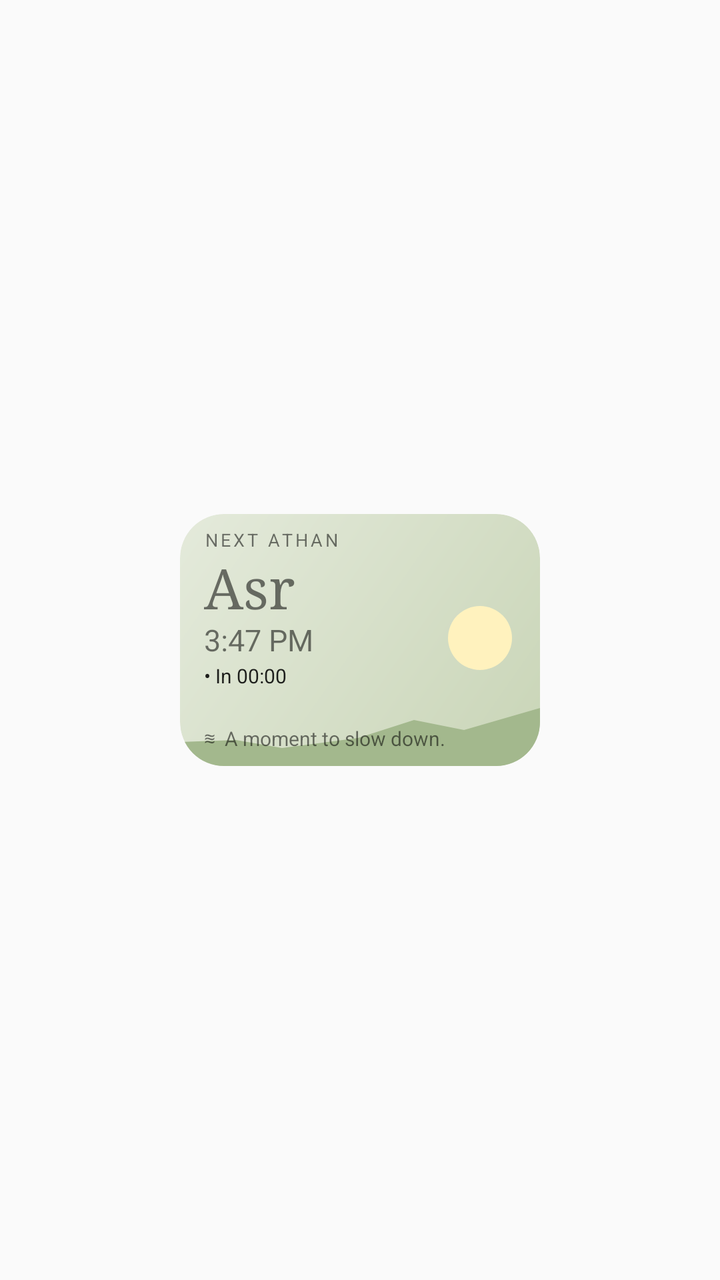
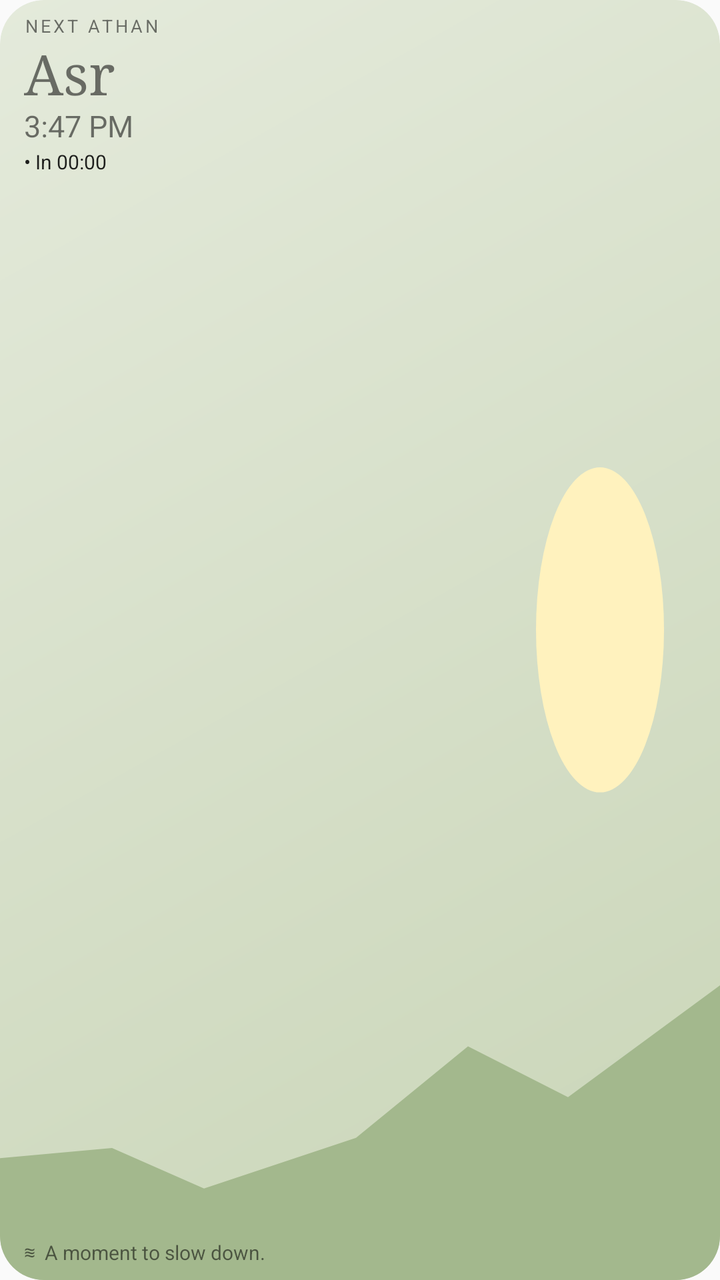

Before-and-after screenshots of an Android layout around one commit, followed by the original layout XML and the change that was made.
<!-- AndroidManifest.xml: application theme AppTheme -->
<!-- res/layout/prayer_widget.xml -->
<?xml version="1.0" encoding="utf-8"?>
<FrameLayout xmlns:android="http://schemas.android.com/apk/res/android" android:layout_width="match_parent" android:layout_height="match_parent">
 <FrameLayout android:id="@+id/widget_root" android:layout_width="180dp" android:layout_height="126dp" android:layout_gravity="center" android:background="@drawable/widget_asr" android:clipToOutline="true">
  <ImageView android:id="@+id/widget_scene" android:layout_width="match_parent" android:layout_height="match_parent" android:src="@drawable/widget_scene_day" android:scaleType="fitXY" android:importantForAccessibility="no" />
  <LinearLayout android:layout_width="match_parent" android:layout_height="match_parent" android:orientation="vertical" android:paddingLeft="12dp" android:paddingRight="12dp" android:paddingTop="8dp" android:paddingBottom="8dp">
   <TextView android:id="@+id/widget_label" android:layout_width="wrap_content" android:layout_height="wrap_content" android:text="NEXT ATHAN" android:textSize="9sp" android:letterSpacing="0.15" android:includeFontPadding="false" />
   <TextView android:id="@+id/widget_prayer" android:layout_width="120dp" android:layout_height="wrap_content" android:layout_marginTop="3dp" android:text="Asr" android:textSize="28sp" android:fontFamily="serif" android:maxLines="1" android:ellipsize="end" android:includeFontPadding="false" />
   <TextView android:id="@+id/widget_time" android:layout_width="wrap_content" android:layout_height="wrap_content" android:text="3:47 PM" android:textSize="15sp" android:includeFontPadding="false" />
   <Chronometer android:id="@+id/widget_countdown" android:layout_width="wrap_content" android:layout_height="wrap_content" android:layout_marginTop="3dp" android:textSize="10sp" android:format="• In %s" android:includeFontPadding="false" />
   <TextView android:id="@+id/widget_location" android:layout_width="match_parent" android:layout_height="0dp" android:layout_weight="1" android:visibility="gone" />
  </LinearLayout>
  <TextView android:id="@+id/widget_reflection" android:layout_width="match_parent" android:layout_height="wrap_content" android:layout_gravity="bottom" android:layout_marginLeft="12dp" android:layout_marginRight="8dp" android:layout_marginBottom="7dp" android:text="≋  A moment to slow down." android:textSize="10sp" android:maxLines="1" android:includeFontPadding="false" />
 </FrameLayout>
</FrameLayout>
<!-- resources referenced by this layout -->
<resources>
  <!-- drawable widget_asr (drawable) -->
  <?xml version="1.0" encoding="utf-8"?>
  <shape xmlns:android="http://schemas.android.com/apk/res/android"><corners android:radius="22dp"/><gradient android:startColor="#E4EADB" android:endColor="#C9D5B7" android:angle="315"/></shape>
  <!-- drawable widget_scene_day (drawable) -->
  <vector xmlns:android="http://schemas.android.com/apk/res/android" android:width="180dp" android:height="126dp" android:viewportWidth="180" android:viewportHeight="126">
   <path android:fillColor="#FFF2BE" android:pathData="M150,46a16,16 0,1 0,0 32a16,16 0,1 0,0 -32" />
   <path android:fillColor="#A3B88D" android:pathData="M0,114L28,113L51,117L89,112L117,103L142,108L180,97L180,126L0,126Z" />
  </vector>
  <style name="AppTheme" parent="Theme.AppCompat.Light.DarkActionBar">
          
          <item name="colorPrimary">@color/colorPrimary</item>
          <item name="colorPrimaryDark">@color/colorPrimaryDark</item>
          <item name="colorAccent">@color/colorAccent</item>
      </style>
</resources>

<!-- the commit's change to res/layout/prayer_widget.xml (unified diff, before → after) -->
@@ -1,6 +1,6 @@
 <?xml version="1.0" encoding="utf-8"?>
 <FrameLayout xmlns:android="http://schemas.android.com/apk/res/android" android:layout_width="match_parent" android:layout_height="match_parent">
- <FrameLayout android:id="@+id/widget_root" android:layout_width="180dp" android:layout_height="126dp" android:layout_gravity="center" android:background="@drawable/widget_asr" android:clipToOutline="true">
+ <FrameLayout android:id="@+id/widget_root" android:layout_width="match_parent" android:layout_height="match_parent" android:background="@drawable/widget_asr" android:clipToOutline="true">
   <ImageView android:id="@+id/widget_scene" android:layout_width="match_parent" android:layout_height="match_parent" android:src="@drawable/widget_scene_day" android:scaleType="fitXY" android:importantForAccessibility="no" />
   <LinearLayout android:layout_width="match_parent" android:layout_height="match_parent" android:orientation="vertical" android:paddingLeft="12dp" android:paddingRight="12dp" android:paddingTop="8dp" android:paddingBottom="8dp">
    <TextView android:id="@+id/widget_label" android:layout_width="wrap_content" android:layout_height="wrap_content" android:text="NEXT ATHAN" android:textSize="9sp" android:letterSpacing="0.15" android:includeFontPadding="false" />
